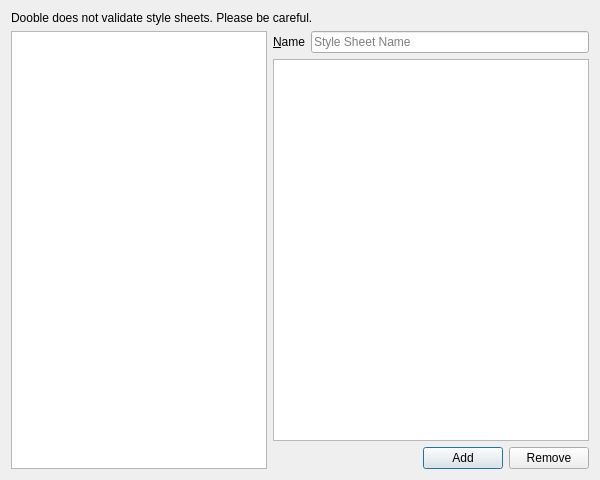
Above: UI/dooble_style_sheet.ui from textbrowser/dooble before the change. Below: the same form after it.
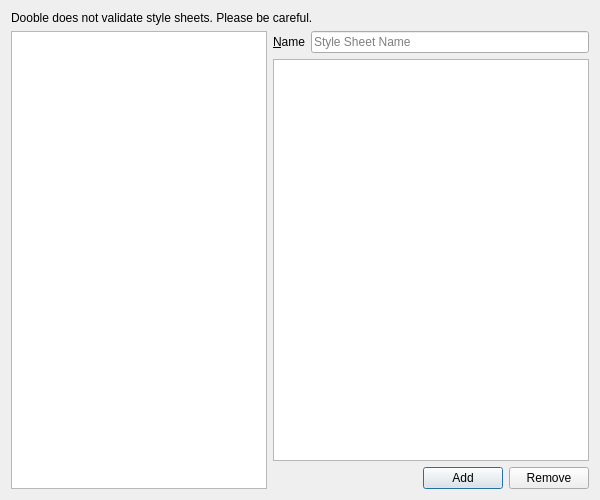
That is the form after the change. Icons and pictures are not drawn.

```diff
--- a/UI/dooble_style_sheet.ui
+++ b/UI/dooble_style_sheet.ui
@@ -7,7 +7,7 @@
     <x>0</x>
     <y>0</y>
     <width>600</width>
-    <height>480</height>
+    <height>500</height>
    </rect>
   </property>
   <property name="windowTitle">
```
